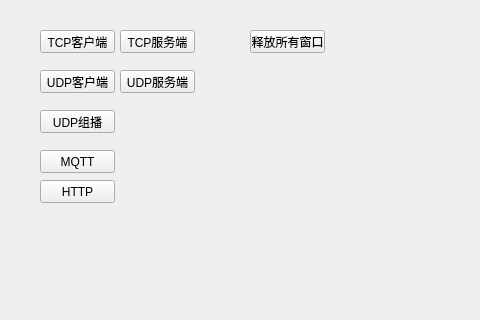
The window that QMNetwork/widget.ui (mahuifa/QMDemo) describes before a commit, drawn with Qt 5; both pictures show x 0 to 480 and y 0 to 320 of the 588 by 466 pixel window.
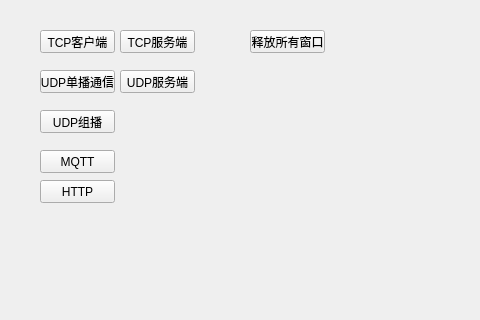
The same window after the commit.

Commit message:
新功能：增加UDP通信模块
    1、完成UDP单播通信功能；
    2、UDP组播、多播通信功能预留，未完成；

Patch:
```diff
--- a/QMNetwork/widget.ui
+++ b/QMNetwork/widget.ui
@@ -49,7 +49,7 @@
     </rect>
    </property>
    <property name="text">
-    <string>UDP客户端</string>
+    <string>UDP单播通信</string>
    </property>
   </widget>
   <widget class="QPushButton" name="pushButton_4">
```
The commit also changes 6 other files.
